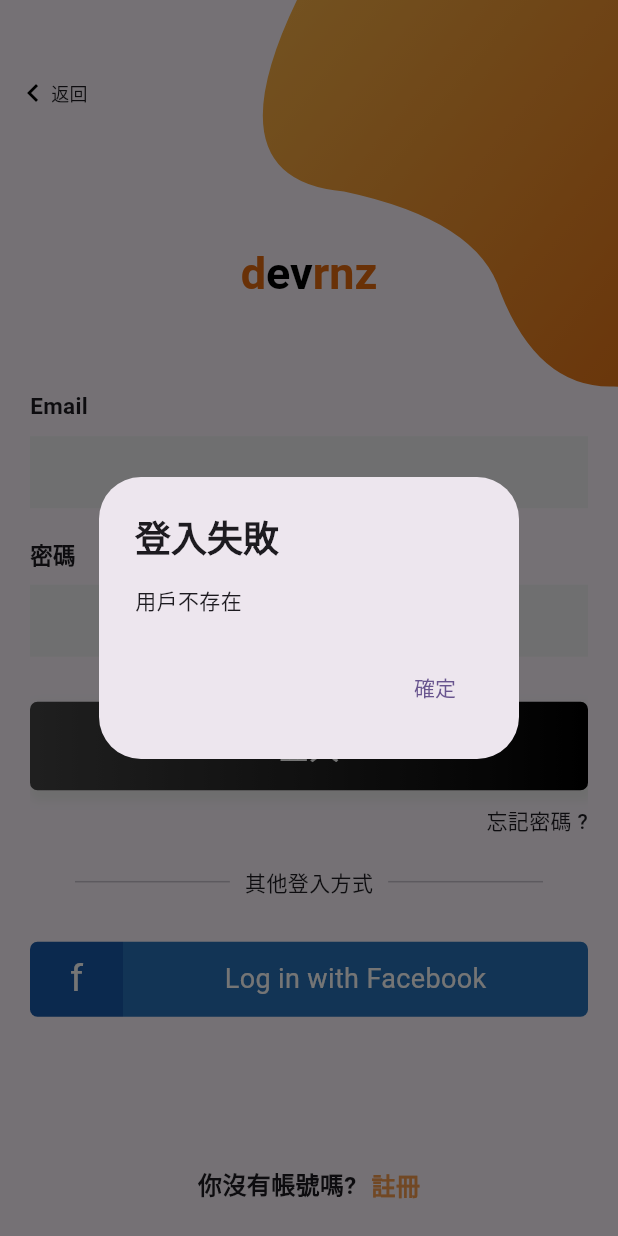
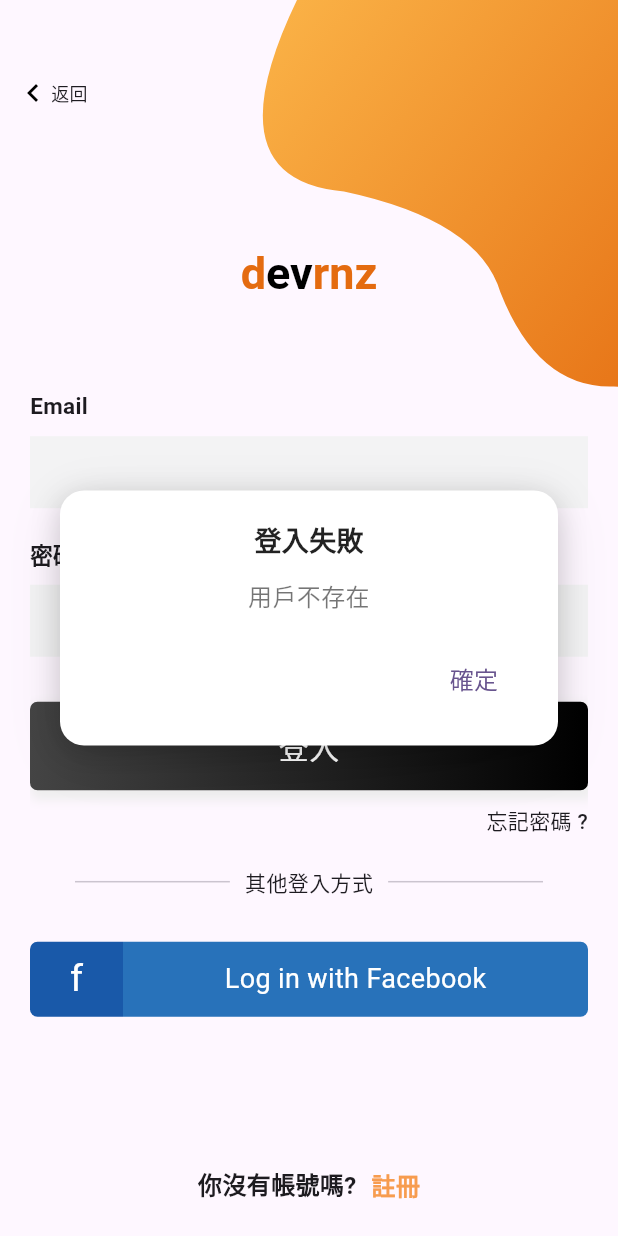
Before and after one commit to yuchiyang123/TASK_MANAGEMENT, a Flutter app: the screen it shows after launch, after a tap on "登入", on a phone screen of 412 x 824 dp. Run offline on Flutter 3.47's test engine with Material 3 defaults, Android fonts, the phone set to English and light mode, and no system bars; our stand-ins replace email_validator, flutter_riverpod, loading_indicator, logger, riverpod, shared_preferences; missing offline and left inert: bcrypt, dart_jsonwebtoken, mysql1.

Commit message:
修復 可以順利登入和註冊了

```diff
--- a/lib/features/auth/screens/login_screen.dart
+++ b/lib/features/auth/screens/login_screen.dart
@@ -5,9 +5,9 @@ import 'package:task_management/features/auth/states/auth_state.dart';
 import 'package:task_management/features/auth/states/login_state.dart';
 import 'package:task_management/features/auth/widgets/bezierContainer.dart';
 import 'package:task_management/features/auth/screens/register_screen.dart';
-import 'package:task_management/shared/services/auth_service.dart';
 import 'package:task_management/shared/widgets/error_dialog.dart';
 import 'package:task_management/features/auth/Exception/auth_exception.dart';
+import 'package:task_management/shared/widgets/loading_animion.dart';
 
 class LoginPage extends ConsumerStatefulWidget {
   const LoginPage({super.key, this.title});
@@ -76,6 +76,7 @@ class _LoginPageState extends ConsumerState<LoginPage> {
   Widget _submitButton() {
     // 觀察表單的狀態
     final formState = ref.watch(loginFormProvider);
+    final loadingController = ref.read(loadingProvider);
 
     return Container(
         width: MediaQuery.of(context).size.width,
@@ -99,21 +100,26 @@ class _LoginPageState extends ConsumerState<LoginPage> {
                 ])),
         child: InkWell(
           onTap: () async {
+            // 顯示 loading
+            loadingController.show(context);
             final authService = await ref.read(authServiceProvider.future);
-            logger.i(
-                'user loginInfo: email：${formState.email} | password：${formState.password}');
+            logger.i('user loginInfo: email：${formState.email} |');
             try {
               final results =
                   await authService.login(formState.email, formState.password);
 
-              final accessToken = results['accessToken'];
-              final refreshToken = results['refreshToken'];
-              final userData = results['user'];
-
-              await authService.setJWToken(accessToken, refreshToken);
+              // 先關閉 loading，再處理結果
+              await loadingController.hide(context);
+              await handleLogin(
+                  mounted, results, authService, logger, loadingController);
             } on AuthException catch (e) {
               // 確保他生命週期過了狀態不會一直存在
               if (!mounted) return;
+
+              // 確保 loading 先關閉
+              await loadingController.hide(context);
+
+              if (mounted) {
                 // 處理特定錯誤
                 switch (e.code) {
                   case AuthErrorCodes.USER_NOT_FOUND:
@@ -124,6 +130,7 @@ class _LoginPageState extends ConsumerState<LoginPage> {
                     break;
                   default:
                     showErrorDialog(context, '登入失敗', e.message);
+                }
               }
             } catch (e) {
               logger.w('登入錯誤：$e');
@@ -220,8 +227,8 @@ class _LoginPageState extends ConsumerState<LoginPage> {
   Widget _createAccountLabel() {
     return InkWell(
       onTap: () {
-        Navigator.push(
-            context, MaterialPageRoute(builder: (context) => RegisterPage()));
+        Navigator.push(context,
+            MaterialPageRoute(builder: (context) => const RegisterPage()));
       },
       child: Container(
         margin: const EdgeInsets.symmetric(vertical: 20),
@@ -327,3 +334,32 @@ class _LoginPageState extends ConsumerState<LoginPage> {
     ));
   }
 }
+
+Future<void> handleLogin(
+    context, results, authService, logger, loadingController) async {
+  try {
+    // 檢查登入結果
+    if (results.isEmpty) {
+      // 登入失敗處理
+      ScaffoldMessenger.of(context).showSnackBar(
+        const SnackBar(content: Text('登入失敗，請檢查帳號密碼')),
+      );
+      return;
+    }
+
+    // 登入成功，處理 token
+    final accessToken = results['accessToken'];
+    final refreshToken = results['refreshToken'];
+
+    await authService.setJWToken(accessToken, refreshToken);
+    logger.t('登入成功');
+  } catch (error) {
+    // 錯誤處理
+    ScaffoldMessenger.of(context).showSnackBar(
+      SnackBar(content: Text('發生錯誤：${error.toString()}')),
+    );
+  } finally {
+    // 確保一定會關閉 loading
+    loadingController.hide(context);
+  }
+}
--- a/lib/main.dart
+++ b/lib/main.dart
@@ -8,6 +8,7 @@ void main() {
   Logger.root.onRecord.listen((record) {
     print('${record.level.name}: ${record.time}: ${record.message}');
   });
+
   runApp(
     const ProviderScope(
       child: MyApp(),
--- a/lib/shared/services/auth_service.dart
+++ b/lib/shared/services/auth_service.dart
@@ -72,9 +72,8 @@ class AuthService {
       final refreshToken = AuthMiddleware().generateRefreshToken(payload);
 
       return {
-        'accessToekn': accessToken,
+        'accessToken': accessToken,
         'refreshToken': refreshToken,
-        'user': user.toMap()..remove('password_hash'),
       };
     } catch (e) {
       logger.w('登入失敗, $e');
@@ -222,9 +221,9 @@ class AuthService {
   }
 
   /// 儲存 AccessToken 和 refreshToken
-  Future<void> setJWToken(String accessToken, String refreshToken) async {
-    await _pref.setString('ACCESS_TOKEN_KEY', accessToken);
-    await _pref.setString('REFRESH_TOKEN_KEY', refreshToken);
+  Future<void> setJWToken(String? accessToken, String? refreshToken) async {
+    await _pref.setString('ACCESS_TOKEN_KEY', accessToken as String);
+    await _pref.setString('REFRESH_TOKEN_KEY', refreshToken as String);
   }
 
   /// 移除 AccessToken 和 refreshToken
--- a/lib/shared/widgets/error_dialog.dart
+++ b/lib/shared/widgets/error_dialog.dart
@@ -1,27 +1,95 @@
 import 'package:flutter/material.dart';
 
 /// 錯誤跳窗（有context）
+/// 顯示錯誤對話框的通用方法
+/// 提供美觀的視覺效果和流暢的使用者體驗
 void showErrorDialog(BuildContext context, String title, String message) {
   showDialog(
     context: context,
     barrierDismissible: false,
+    barrierColor: Colors.transparent,
     builder: (BuildContext context) {
-      return AlertDialog(
-        title: Text(
+      return Dialog(
+        // 設置對話框形狀和邊距
+        shape: RoundedRectangleBorder(
+          borderRadius: BorderRadius.circular(16),
+        ),
+        elevation: 0, // 移除預設陰影
+        backgroundColor: Colors.transparent,
+        child: Container(
+          padding: const EdgeInsets.all(20),
+          decoration: BoxDecoration(
+            color: Colors.white,
+            borderRadius: BorderRadius.circular(16),
+            boxShadow: [
+              // 主要陰影：提供基本深度感
+              BoxShadow(
+                color: Colors.black.withOpacity(0.15),
+                blurRadius: 15,
+                spreadRadius: 0.5,
+                offset: const Offset(0, 4),
+              ),
+              // 次要陰影：增加層次感
+              BoxShadow(
+                color: Colors.black.withOpacity(0.1),
+                blurRadius: 30,
+                spreadRadius: -2,
+                offset: const Offset(0, 8),
+              ),
+            ],
+          ),
+          child: Column(
+            mainAxisSize: MainAxisSize.min,
+            children: [
+              // 標題區域
+              Text(
                 title,
                 style: const TextStyle(
+                  fontSize: 18,
                   fontWeight: FontWeight.bold,
+                  color: Colors.black87,
                 ),
               ),
-        content: Text(message),
-        actions: [
+              const SizedBox(height: 12),
+              // 內容區域
+              Text(
+                message,
+                style: const TextStyle(
+                  fontSize: 16,
+                  color: Colors.black54,
+                  height: 1.5,
+                ),
+                textAlign: TextAlign.center,
+              ),
+              const SizedBox(height: 20),
+              // 按鈕區域
+              Row(
+                mainAxisAlignment: MainAxisAlignment.end,
+                children: [
                   TextButton(
-            onPressed: () {
-              Navigator.of(context).pop();
-            },
-            child: const Text('確定'),
+                    onPressed: () => Navigator.of(context).pop(),
+                    style: TextButton.styleFrom(
+                      padding: const EdgeInsets.symmetric(
+                        horizontal: 20,
+                        vertical: 10,
+                      ),
+                      shape: RoundedRectangleBorder(
+                        borderRadius: BorderRadius.circular(8),
+                      ),
+                    ),
+                    child: const Text(
+                      '確定',
+                      style: TextStyle(
+                        fontSize: 16,
+                        fontWeight: FontWeight.w500,
+                      ),
+                    ),
                   ),
                 ],
+              ),
+            ],
+          ),
+        ),
       );
     },
   );
--- /dev/null
+++ b/lib/shared/widgets/loading_animion.dart
@@ -0,0 +1,155 @@
+import 'package:flutter/material.dart';
+import 'package:loading_indicator/loading_indicator.dart';
+import 'package:riverpod/riverpod.dart';
+import 'package:flutter_riverpod/flutter_riverpod.dart';
+
+/// 提供全局的 Loading 狀態管理
+final loadingProvider = ChangeNotifierProvider((ref) => LoadingController());
+
+/// Loading 的狀態類別
+/// 使用不可變的資料模型來確保狀態的可預測性
+@immutable
+class LoadingState {
+  final bool isVisible;
+  final DateTime? showTime;
+
+  const LoadingState({
+    this.isVisible = false,
+    this.showTime,
+  });
+
+  LoadingState copyWith({
+    bool? isVisible,
+    DateTime? showTime,
+  }) {
+    return LoadingState(
+      isVisible: isVisible ?? this.isVisible,
+      showTime: showTime ?? this.showTime,
+    );
+  }
+}
+
+/// Loading 動畫元件
+/// 提供可自定義的動畫效果和樣式
+class LoadingAnimation extends StatelessWidget {
+  final Color color;
+  final double size;
+  final double strokeWidth;
+
+  const LoadingAnimation({
+    super.key,
+    this.color = Colors.white,
+    this.size = 100,
+    this.strokeWidth = 2,
+  });
+
+  @override
+  Widget build(BuildContext context) {
+    return SizedBox(
+      width: size,
+      height: size,
+      child: LoadingIndicator(
+        indicatorType: Indicator.circleStrokeSpin,
+        colors: [color],
+        strokeWidth: strokeWidth,
+      ),
+    );
+  }
+}
+
+/// Loading 控制器
+/// 負責管理 Loading 的狀態和生命週期
+class LoadingController extends ChangeNotifier {
+  LoadingState _state = const LoadingState();
+  static const Duration _minimumShowDuration = Duration(seconds: 1);
+
+  bool get isVisible => _state.isVisible;
+
+  /// 顯示 Loading 並支援自定義配置
+  void show(
+    BuildContext context, {
+    Color loadingColor = Colors.white,
+    double size = 100,
+    double strokeWidth = 2,
+  }) {
+    if (_state.isVisible) return;
+
+    _state = _state.copyWith(
+      isVisible: true,
+      showTime: DateTime.now(),
+    );
+    notifyListeners();
+
+    showDialog(
+      context: context,
+      barrierDismissible: false,
+      barrierColor: Colors.black54, // 半透明背景
+      builder: (context) => WillPopScope(
+        onWillPop: () async => false,
+        child: Center(
+          child: LoadingAnimation(
+            color: loadingColor,
+            size: size,
+            strokeWidth: strokeWidth,
+          ),
+        ),
+      ),
+    );
+  }
+
+  /// 隱藏 Loading 並支援無縫切換到下一個對話框
+  Future<void> hide(BuildContext context, {Widget? nextDialog}) async {
+    if (!_state.isVisible) return;
+
+    final currentTime = DateTime.now();
+    final showTime = _state.showTime;
+    if (showTime != null) {
+      final elapsedTime = currentTime.difference(showTime);
+      if (elapsedTime < _minimumShowDuration) {
+        await Future.delayed(_minimumShowDuration - elapsedTime);
+      }
+    }
+
+    _state = _state.copyWith(
+      isVisible: false,
+      showTime: null,
+    );
+    notifyListeners();
+
+    if (context.mounted) {
+      if (nextDialog != null) {
+        // 無縫切換到下一個對話框
+        await Navigator.of(context).pushReplacement(
+          PageRouteBuilder(
+            opaque: false,
+            pageBuilder: (context, _, __) => nextDialog,
+            transitionDuration: Duration.zero,
+          ),
+        );
+      } else {
+        Navigator.of(context).pop();
+      }
+    }
+  }
+
+  /// 處理錯誤並顯示錯誤對話框
+  Future<void> hideWithError(
+    BuildContext context, {
+    required String title,
+    required String message,
+  }) async {
+    await hide(
+      context,
+      nextDialog: AlertDialog(
+        title: Text(title),
+        content: Text(message),
+        actions: [
+          TextButton(
+            onPressed: () => Navigator.of(context).pop(),
+            child: const Text('確定'),
+          ),
+        ],
+      ),
+    );
+  }
+}
--- a/pubspec.yaml
+++ b/pubspec.yaml
@@ -56,6 +56,8 @@ dev_dependencies:
   google_fonts: ^6.2.1        # google 字體
   flutter_riverpod: ^2.6.1    # 依賴注入
   logger: ^2.5.0              # log 套件
+  loading_indicator: ^3.1.1   # loading 動畫
+  riverpod: ^2.6.1
 
 # For information on the generic Dart part of this file, see the
 # following page: https://dart.dev/tools/pub/pubspec
```
Also changed, not shown: lib/features/auth/screens/register_screen.dart (+24 -6 lines), lib/shared/models/users.dart (+11 -8 lines), pubspec.lock. Lines whose indentation alone changed are shown as unchanged.
